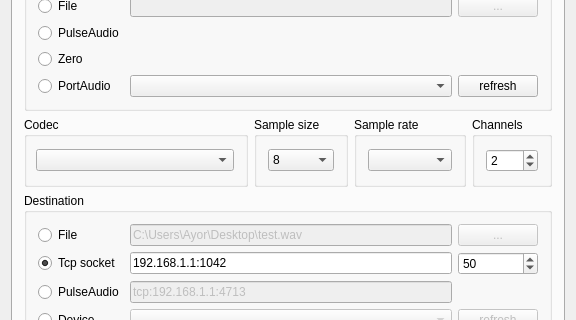
First picture: the form in ui/mainwindow.ui, repository Chr0nos/audio-transfer, before the edit; both pictures show x 0 to 576 and y 131 to 451 of the 576 by 649 pixel window.
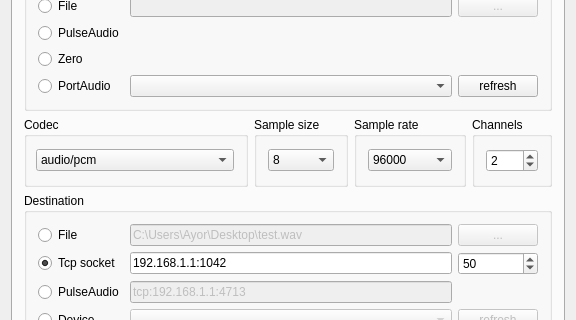
Second picture: the form after the edit.

Commit message: it's now possible to compile audio-transfer withous MULTIMEDIA flag, so the compilation on Qt4 will works again (but you will need pulse or pulseasync module)

```diff
--- a/ui/mainwindow.ui
+++ b/ui/mainwindow.ui
@@ -7,7 +7,7 @@
     <x>0</x>
     <y>0</y>
     <width>576</width>
-    <height>615</height>
+    <height>637</height>
    </rect>
   </property>
   <property name="windowTitle">
@@ -130,7 +130,13 @@
               <number>9</number>
              </property>
              <item>
-              <widget class="QComboBox" name="codecList"/>
+              <widget class="QComboBox" name="codecList">
+               <item>
+                <property name="text">
+                 <string>audio/pcm</string>
+                </property>
+               </item>
+              </widget>
              </item>
             </layout>
            </widget>
@@ -176,7 +182,18 @@
               <number>0</number>
              </property>
              <item>
-              <widget class="QComboBox" name="samplesRates"/>
+              <widget class="QComboBox" name="samplesRates">
+               <item>
+                <property name="text">
+                 <string>96000</string>
+                </property>
+               </item>
+               <item>
+                <property name="text">
+                 <string>44100</string>
+                </property>
+               </item>
+              </widget>
              </item>
             </layout>
            </widget>
```
Left out of the diff: 5 changed lines with no effect on the pictures. The commit also changes 8 other files.
